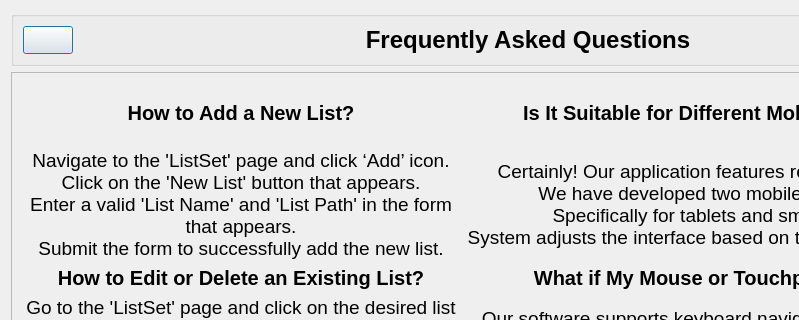
This is faq.ui in 454270186/XJCO2811_UserInterface as Qt 5 draws it before an edit; both pictures show x 0 to 799 and y 0 to 320 of the 1000 by 700 pixel window. The edited form follows.
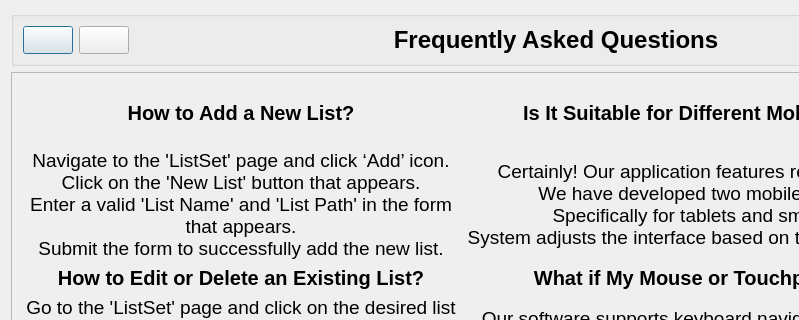
This is the edited form.

Patch:
```diff
--- a/faq.ui
+++ b/faq.ui
@@ -36,6 +36,22 @@
         </property>
        </widget>
       </item>
+      <item>
+       <widget class="QPushButton" name="language">
+        <property name="maximumSize">
+         <size>
+          <width>50</width>
+          <height>50</height>
+         </size>
+        </property>
+        <property name="cursor">
+         <cursorShape>PointingHandCursor</cursorShape>
+        </property>
+        <property name="text">
+         <string/>
+        </property>
+       </widget>
+      </item>
       <item>
        <widget class="QLabel" name="faq_title">
         <property name="maximumSize">
```
